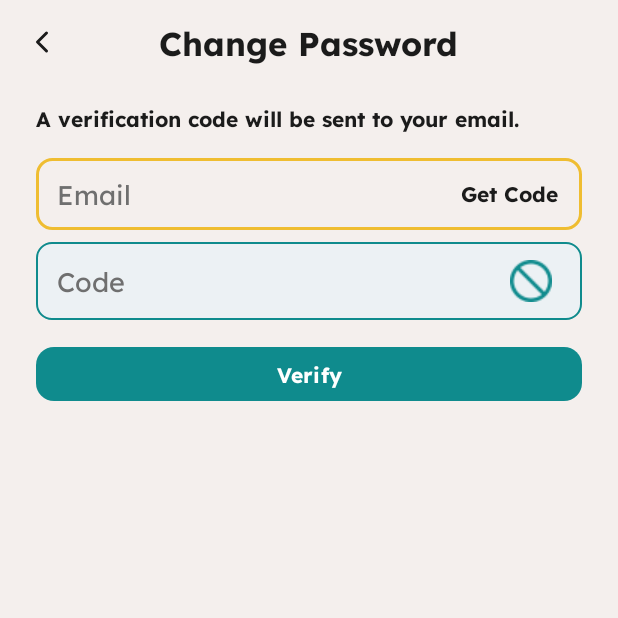
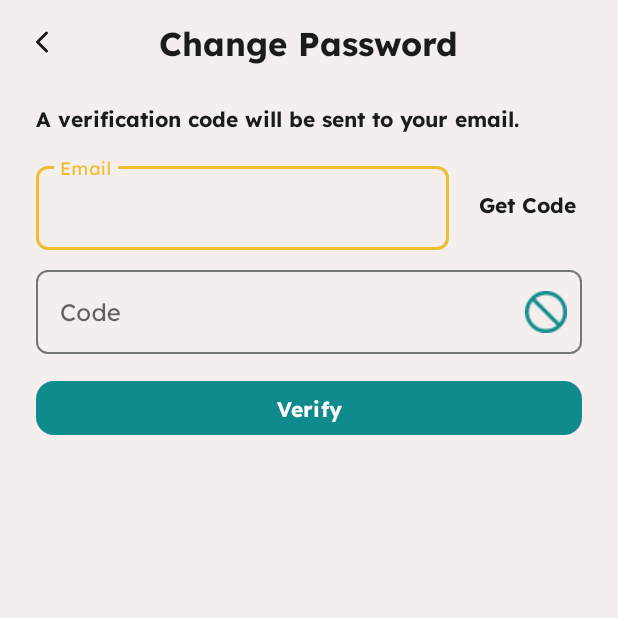
Before and after one commit to MalulanM/Gr8Math, an Android app: the ForgotPasswordActivity screen opened directly, with no data from a screen before it, on a phone screen of 412 x 824 dp, the top half of it. Run offline under Robolectric (Android 15) with nearby library versions, the phone set to English and light mode, and no system bars.

Commit message:
changes for the colors, strings, forgot pass one and two layouts, and login

```diff
--- a/app/src/main/res/color/btn_primary_state.xml
+++ b/app/src/main/res/color/btn_primary_state.xml
@@ -3,5 +3,5 @@
     <!-- Disabled = dark cyan (locked) -->
     <item android:state_enabled="false" android:color="@color/colorDarkCyan"/>
     <!-- Pressed/Focused fall back to primary red -->
-    <item android:color="@color/colorRed"/>
+    <item android:color="@color/colorMatisse"/>
 </selector>
--- a/app/src/main/res/color/til_stroke.xml
+++ b/app/src/main/res/color/til_stroke.xml
@@ -3,7 +3,7 @@
     <!-- Focused outline -->
     <item android:state_enabled="true" android:state_focused="true" android:color="@color/saffron"/>
     <!-- Hover (optional) -->
-    <item android:state_enabled="true" android:state_hovered="true" android:color="@color/colorDarkCyan"/>
+    <item android:state_enabled="true" android:state_hovered="true" android:color="@color/sonicsilver"/>
     <!-- Idle outline -->
-    <item android:color="@color/colorDarkCyan"/>
+    <item android:color="@color/sonicsilver"/>
 </selector>
--- a/app/src/main/res/layout/app_login_activity.xml
+++ b/app/src/main/res/layout/app_login_activity.xml
@@ -64,7 +64,7 @@
                 android:layout_height="wrap_content"
                 android:layout_gravity="center_horizontal"
                 android:paddingBottom="6dp"
-                android:text="LOGIN" />
+                android:text="@string/title_big_login" />
 
             <!-- Email -->
             <com.google.android.material.textfield.TextInputLayout
@@ -99,7 +99,6 @@
                 android:hint="@string/password"
                 app:boxBackgroundColor="@color/white"
                 app:boxBackgroundMode="outline"
-                app:boxStrokeColor="@color/til_stroke"
                 app:passwordToggleEnabled="true">
 
                 <com.google.android.material.textfield.TextInputEditText
@@ -132,7 +131,7 @@
                 android:layout_width="match_parent"
                 android:layout_height="48dp"
                 android:layout_marginTop="18dp"
-                android:text="@string/login"
+                android:text="@string/title_small_login"
                 app:backgroundTint="#1E4B95" />
 
             <!-- helper text -->
--- a/app/src/main/res/layout/forgot_password_activity.xml
+++ b/app/src/main/res/layout/forgot_password_activity.xml
@@ -1,6 +1,5 @@
 <?xml version="1.0" encoding="utf-8"?>
-<androidx.constraintlayout.widget.ConstraintLayout
-    xmlns:android="http://schemas.android.com/apk/res/android"
+<androidx.constraintlayout.widget.ConstraintLayout xmlns:android="http://schemas.android.com/apk/res/android"
     xmlns:app="http://schemas.android.com/apk/res-auto"
     xmlns:tools="http://schemas.android.com/tools"
     android:layout_width="match_parent"
@@ -13,31 +12,31 @@
         android:layout_width="0dp"
         android:layout_height="?attr/actionBarSize"
         android:background="@android:color/transparent"
+        app:layout_constraintEnd_toEndOf="parent"
+        app:layout_constraintStart_toStartOf="parent"
+        app:layout_constraintTop_toTopOf="parent"
         app:navigationIcon="@drawable/ic_arrow_back_24"
         app:title="@string/fp_title"
         app:titleCentered="true"
-        app:titleTextColor="@color/colorText"
         app:titleTextAppearance="@style/TextAppearance.Gr8.ToolbarTitle"
-        app:layout_constraintTop_toTopOf="parent"
-        app:layout_constraintStart_toStartOf="parent"
-        app:layout_constraintEnd_toEndOf="parent" />
+        app:titleTextColor="@color/colorText" />
 
     <ScrollView
         android:layout_width="0dp"
         android:layout_height="0dp"
         android:fillViewport="false"
-        app:layout_constraintTop_toBottomOf="@id/toolbar"
         app:layout_constraintBottom_toBottomOf="parent"
+        app:layout_constraintEnd_toEndOf="parent"
         app:layout_constraintStart_toStartOf="parent"
-        app:layout_constraintEnd_toEndOf="parent">
+        app:layout_constraintTop_toBottomOf="@id/toolbar">
 
         <LinearLayout
             android:layout_width="match_parent"
             android:layout_height="wrap_content"
             android:orientation="vertical"
             android:paddingStart="@dimen/screen_side_login"
+            android:paddingTop="12dp"
             android:paddingEnd="@dimen/screen_side_login"
-            android:paddingTop="12dp"
             android:paddingBottom="12dp">
 
             <!-- Info text -->
@@ -53,41 +52,45 @@
                 tools:ignore="UnusedAttribute" />
 
             <!-- Email input and Get Code -->
-            <LinearLayout
-                android:id="@+id/boxEmailCode"
+            <androidx.constraintlayout.widget.ConstraintLayout
                 android:layout_width="match_parent"
-                android:layout_height="48dp"
-                android:layout_marginTop="8dp"
-                android:addStatesFromChildren="true"
-                android:background="@drawable/bg_code_box"
-                android:clickable="true"
-                android:focusable="true"
-                android:focusableInTouchMode="true"
-                android:gravity="center_vertical"
-                android:paddingStart="12dp"
-                android:paddingEnd="12dp">
+                android:layout_height="wrap_content"
+                android:layout_marginTop="8dp">
 
-                <EditText
-                    android:id="@+id/etEmailCode"
-                    android:layout_width="match_parent"
-                    android:layout_height="match_parent"
-                    android:layout_weight="1"
-                    android:background="@android:color/transparent"
-                    android:fontFamily="@font/lexend"
+                <!-- This is the "Floating Label" layout -->
+                <com.google.android.material.textfield.TextInputLayout
+                    android:id="@+id/tilEmailCode"
+                    style="@style/Widget.MaterialComponents.TextInputLayout.OutlinedBox"
+                    android:layout_width="0dp"
+                    android:layout_height="wrap_content"
                     android:hint="@string/fp_Emailcode"
-                    android:paddingStart="2dp"
-                    android:paddingEnd="8dp"
-                    android:singleLine="true"
-                    android:textColor="@color/colorText"
-                    android:textColorHint="@color/colorSubtleText"
                     app:boxStrokeWidth="1dp"
-                    app:boxStrokeWidthFocused="2dp" />
+                    app:boxStrokeWidthFocused="2dp"
+                    app:layout_constraintBottom_toBottomOf="parent"
+                    app:layout_constraintEnd_toStartOf="@+id/tvGetCode"
+                    app:layout_constraintStart_toStartOf="parent"
+                    app:layout_constraintTop_toTopOf="parent"
+                    app:boxStrokeColor="@color/til_stroke"
+                    app:hintTextColor="@color/saffron">
+
+                    <com.google.android.material.textfield.TextInputEditText
+                        android:id="@+id/etEmailCode"
+                        android:layout_width="match_parent"
+                        android:layout_height="wrap_content"
+                        android:fontFamily="@font/lexend"
+                        android:singleLine="true"
+                        android:textColor="@color/colorText"
+                        tools:ignore="TextContrastCheck" /> <!-- HINT: Color is handled by TextInputLayout -->
+
+                </com.google.android.material.textfield.TextInputLayout>
 
                 <TextView
                     android:id="@+id/tvGetCode"
                     android:layout_width="wrap_content"
-                    android:layout_height="35dp"
+                    android:layout_height="48dp"
+                    android:layout_marginStart="8dp"
                     android:clickable="true"
+                    android:focusable="true"
                     android:fontFamily="@font/lexend"
                     android:foreground="?attr/selectableItemBackgroundBorderless"
                     android:gravity="center"
@@ -95,40 +98,42 @@
                     android:paddingEnd="4dp"
                     android:text="@string/fp_get_code"
                     android:textColor="@color/colorText"
-                    android:textStyle="bold" />
-            </LinearLayout>
+                    android:textStyle="bold"
+                    app:layout_constraintBottom_toBottomOf="@+id/tilEmailCode"
+                    app:layout_constraintEnd_toEndOf="parent"
+                    app:layout_constraintStart_toEndOf="@+id/tilEmailCode"
+                    app:layout_constraintTop_toTopOf="@+id/tilEmailCode" />
+
+            </androidx.constraintlayout.widget.ConstraintLayout>
+
 
             <!-- Code input -->
-            <LinearLayout
-                android:id="@+id/boxCode"
+            <com.google.android.material.textfield.TextInputLayout
+                android:id="@+id/tilCode"
+                style="@style/Widget.MaterialComponents.TextInputLayout.OutlinedBox"
                 android:layout_width="match_parent"
-                android:layout_height="52dp"
+                android:layout_height="wrap_content"
                 android:layout_marginTop="8dp"
-                android:background="@drawable/bg_code_box"
-                android:gravity="center_vertical"
-                android:paddingStart="12dp"
-                android:paddingEnd="12dp"
-                android:focusable="true"
-                android:focusableInTouchMode="true"
-                android:addStatesFromChildren="true"
-                android:clickable="true">
+                android:hint="Code"
+                app:boxStrokeWidth="1dp"
+                app:boxStrokeWidthFocused="2dp"
+                app:endIconDrawable="@drawable/ic_disable"
+                app:endIconMode="custom"
+                app:endIconTint="@null"
+                app:boxStrokeColor="@color/til_stroke"
+                app:hintTextColor="@color/saffron"
+                tools:ignore="HardcodedText"> <!-- FIX: Ignored hardcoded text -->
 
-                <!-- Code input with an icon inside -->
-                <EditText
+                <com.google.android.material.textfield.TextInputEditText
                     android:id="@+id/etCode"
                     android:layout_width="match_parent"
-                    android:layout_height="match_parent"
-                    android:layout_weight="1"
-                    android:background="@android:color/transparent"
-                    android:drawableEnd="@drawable/ic_disable"
+                    android:layout_height="wrap_content"
                     android:fontFamily="@font/lexend"
-                    android:hint="Code"
-                    android:paddingStart="2dp"
-                    android:paddingEnd="8dp"
                     android:singleLine="true"
                     android:textColor="@color/colorText"
-                    android:textColorHint="@color/colorSubtleText" /> <!-- Icon on the right end -->
-            </LinearLayout>
+                    tools:ignore="TextContrastCheck" /> <!-- HINT: Color is handled by TextInputLayout -->
+
+            </com.google.android.material.textfield.TextInputLayout>
 
 
             <!-- Verify button -->
--- a/app/src/main/res/layout/forgot_password_activity_one.xml
+++ b/app/src/main/res/layout/forgot_password_activity_one.xml
@@ -42,20 +42,18 @@
 
             <!-- Info text with password requirements -->
             <TextView
-                android:layout_width="match_parent"
+                android:layout_width="wrap_content"
                 android:layout_height="wrap_content"
-                android:text="Please create a new password. The password needs to follow the following requirements:\n\n- Minimum of 8 and maximum of 16 characters\n- At least one uppercase letter\n- At least one number and one special character"
+                android:justificationMode="inter_word"
+                android:lineSpacingExtra="4sp"
+                android:paddingBottom="12dp"
+                android:text="@string/fp_password_requirements"
                 android:textColor="@color/colorText"
                 android:textSize="14sp"
                 android:textStyle="bold"
-                android:justificationMode="inter_word"
-                android:paddingBottom="12dp"
-                android:lineSpacingExtra="4sp" />
+                tools:ignore="UnusedAttribute" />
 
             <!-- New Password input -->
-
-            <!-- Re-enter Password input -->
-
             <com.google.android.material.textfield.TextInputLayout
                 android:id="@+id/tilNewPassword"
                 style="@style/Gr8TextInputStyle"
@@ -67,8 +65,8 @@
                 app:boxBackgroundMode="outline"
                 app:boxStrokeColor="@color/til_stroke"
                 app:boxStrokeWidth="1dp"
-
                 app:boxStrokeWidthFocused="2dp"
+                app:hintTextColor="@color/til_hint"
                 app:passwordToggleEnabled="true">
 
                 <com.google.android.material.textfield.TextInputEditText
@@ -80,9 +78,10 @@
                     android:inputType="textPassword"
                     android:paddingStart="14dp"
                     android:paddingEnd="14dp"
-                    android:textColor="@color/colorText" />
+                    android:textColor="@android:color/black" />
             </com.google.android.material.textfield.TextInputLayout>
 
+            <!-- Re-enter Password input -->
             <com.google.android.material.textfield.TextInputLayout
                 android:id="@+id/tilReEnterPassword"
                 style="@style/Gr8TextInputStyle"
@@ -93,10 +92,10 @@
                 app:boxBackgroundColor="@color/white"
                 app:boxBackgroundMode="outline"
                 app:boxStrokeColor="@color/til_stroke"
-            app:passwordToggleEnabled="true"
-
                 app:boxStrokeWidth="1dp"
-        app:boxStrokeWidthFocused="2dp">
+                app:boxStrokeWidthFocused="2dp"
+                app:hintTextColor="@color/til_hint"
+                app:passwordToggleEnabled="true">
 
                 <com.google.android.material.textfield.TextInputEditText
                     android:id="@+id/etRePass"
@@ -107,7 +106,7 @@
                     android:inputType="textPassword"
                     android:paddingStart="14dp"
                     android:paddingEnd="14dp"
-                    android:textColor="@color/colorText" />
+                    android:textColor="@android:color/black" />
             </com.google.android.material.textfield.TextInputLayout>
 
             <!-- Save Password button -->
--- a/app/src/main/res/values/colors.xml
+++ b/app/src/main/res/values/colors.xml
@@ -10,4 +10,5 @@
     <color name="saffron">#EFBD31</color>
     <color name="colorDarkCyan">#0F8B8D</color>
     <color name="ecf1f4">#ECF1F4</color>
+    <color name="sonicsilver">#757575</color>
 </resources>
--- a/app/src/main/res/values/strings.xml
+++ b/app/src/main/res/values/strings.xml
@@ -1,12 +1,14 @@
 <resources>
     <!-- Login screen -->
     <string name="app_name">Gr8Math</string>
-    <string name="login">Login</string>
+    <string name="title_small_login">Login</string>
     <string name="register">Register</string>
     <string name="email">Email</string>
     <string name="password">Password</string>
     <string name="forgot_password">Forgot Password?</string>
     <string name="no_account">Don’t have an account?</string>
+    <string name="title_big_login">LOGIN</string>
+
 
     <!-- Register screen -->
     <string name="register_title">Register</string>
@@ -31,6 +33,8 @@
     <string name="fp_new_password">New Password</string>
     <string name="fp_reenter_password">Re-enter Password</string>
     <string name="fp_save">Save Password</string>
+    <string name="fp_password_requirements">Please create a new password. The password needs to follow the following requirements:\n\n- Minimum of 8 and maximum of 16 characters\n- At least one uppercase letter\n- At least one number and one special character</string>
+
 
 
 </resources>
```
Lines whose indentation alone changed are shown as unchanged.
